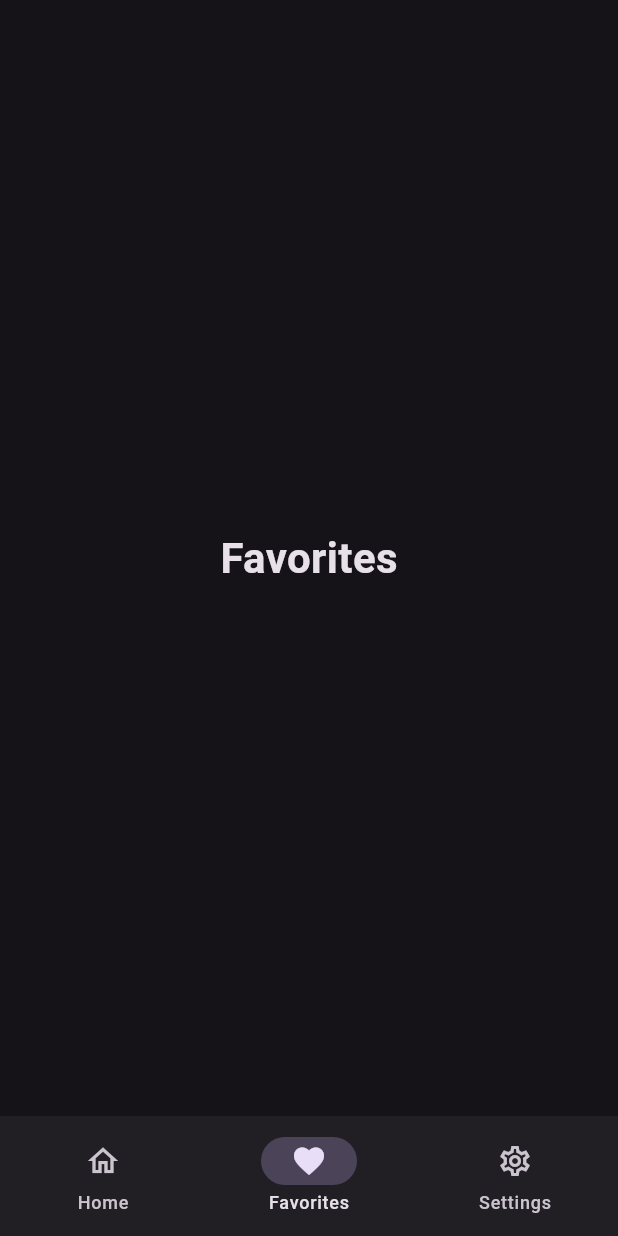
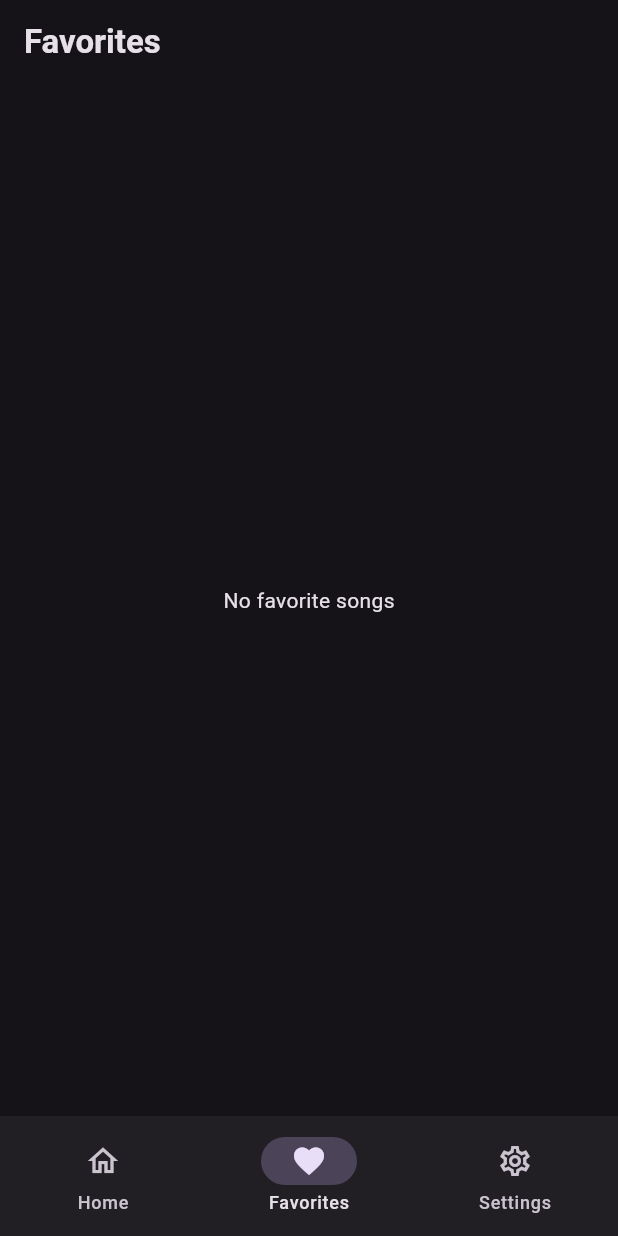
Before and after one commit to sohith-here/SachuMusic, a Flutter app: the screen it shows after launch, item 2 of the bottom bar chosen, on a phone screen of 412 x 824 dp. Run offline on Flutter 3.47's test engine with Material 3 defaults, Android fonts, the phone set to English and light mode, and no system bars; our stand-ins replace just_audio, on_audio_query; missing offline and left inert: just_audio_media_kit.

Commit message:
Complete favorites feature

```diff
--- a/lib/screens/main_screen.dart
+++ b/lib/screens/main_screen.dart
@@ -1,6 +1,11 @@
 import 'package:flutter/material.dart';
 
+import '../models/song.dart';
+import '../services/favorites_service.dart';
+import '../services/music_scanner.dart';
 import 'home_screen.dart';
+import '../services/audio_player_service.dart';
+import 'now_playing_screen.dart';
 
 class MainScreen extends StatefulWidget {
   const MainScreen({super.key});
@@ -22,29 +27,24 @@ class _MainScreenState extends State<MainScreen> {
   Widget build(BuildContext context) {
     return Scaffold(
       body: screens[currentIndex],
-
       bottomNavigationBar: NavigationBar(
         selectedIndex: currentIndex,
-
         onDestinationSelected: (index) {
           setState(() {
             currentIndex = index;
           });
         },
-
         destinations: const [
           NavigationDestination(
             icon: Icon(Icons.home_outlined),
             selectedIcon: Icon(Icons.home),
             label: 'Home',
           ),
-
           NavigationDestination(
             icon: Icon(Icons.favorite_outline),
             selectedIcon: Icon(Icons.favorite),
             label: 'Favorites',
           ),
-
           NavigationDestination(
             icon: Icon(Icons.settings_outlined),
             selectedIcon: Icon(Icons.settings),
@@ -56,19 +56,96 @@ class _MainScreenState extends State<MainScreen> {
   }
 }
 
-class FavoritesScreen extends StatelessWidget {
+class FavoritesScreen extends StatefulWidget {
   const FavoritesScreen({super.key});
 
   @override
+  State<FavoritesScreen> createState() => _FavoritesScreenState();
+}
+
+class _FavoritesScreenState extends State<FavoritesScreen> {
+  final AudioPlayerService _player = AudioPlayerService.instance;
+  final MusicScanner _scanner = MusicScanner();
+  final FavoritesService _favorites = FavoritesService.instance;
+
+  List<Song> _songs = [];
+  bool _isLoading = true;
+
+  @override
+  void initState() {
+    super.initState();
+    _loadSongs();
+  }
+
+  Future<void> _loadSongs() async {
+    final songs = await _scanner.scanSongs();
+
+    if (!mounted) return;
+
+    setState(() {
+      _songs = songs;
+      _isLoading = false;
+    });
+  }
+
+  @override
   Widget build(BuildContext context) {
-    return const Scaffold(
-      appBar: null,
-      body: Center(
-        child: Text(
+    return Scaffold(
+      appBar: AppBar(
+        title: const Text(
           'Favorites',
-          style: TextStyle(fontSize: 28, fontWeight: FontWeight.bold),
+          style: TextStyle(fontWeight: FontWeight.bold),
         ),
       ),
+      body: _isLoading
+          ? const Center(child: CircularProgressIndicator())
+          : ValueListenableBuilder<int>(
+              valueListenable: _favorites.changes,
+              builder: (context, _, child) {
+                final favoriteSongs = _songs
+                    .where((song) => _favorites.isFavorite(song.id))
+                    .toList();
+
+                if (favoriteSongs.isEmpty) {
+                  return const Center(child: Text('No favorite songs'));
+                }
+
+                return ListView.builder(
+                  itemCount: favoriteSongs.length,
+                  itemBuilder: (context, index) {
+                    final song = favoriteSongs[index];
+
+                    return ListTile(
+                      leading: const CircleAvatar(
+                        child: Icon(Icons.music_note),
+                      ),
+                      title: Text(
+                        song.title,
+                        maxLines: 1,
+                        overflow: TextOverflow.ellipsis,
+                      ),
+                      subtitle: Text(
+                        song.artist,
+                        maxLines: 1,
+                        overflow: TextOverflow.ellipsis,
+                      ),
+                      onTap: () async {
+                        await _player.playSong(song, playlist: favoriteSongs);
+
+                        if (!context.mounted) return;
+
+                        Navigator.push(
+                          context,
+                          MaterialPageRoute(
+                            builder: (_) => const NowPlayingScreen(),
+                          ),
+                        );
+                      },
+                    );
+                  },
+                );
+              },
+            ),
     );
   }
 }
```
